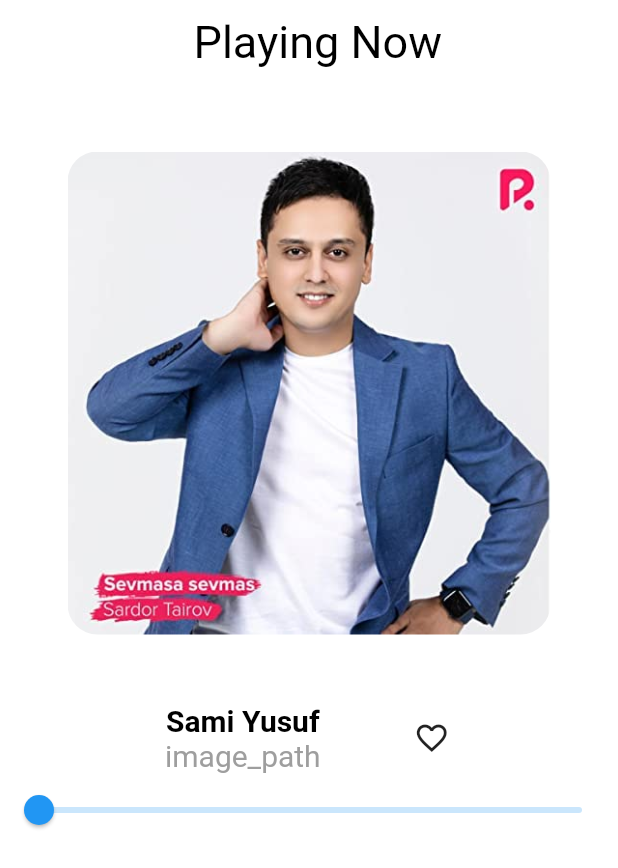
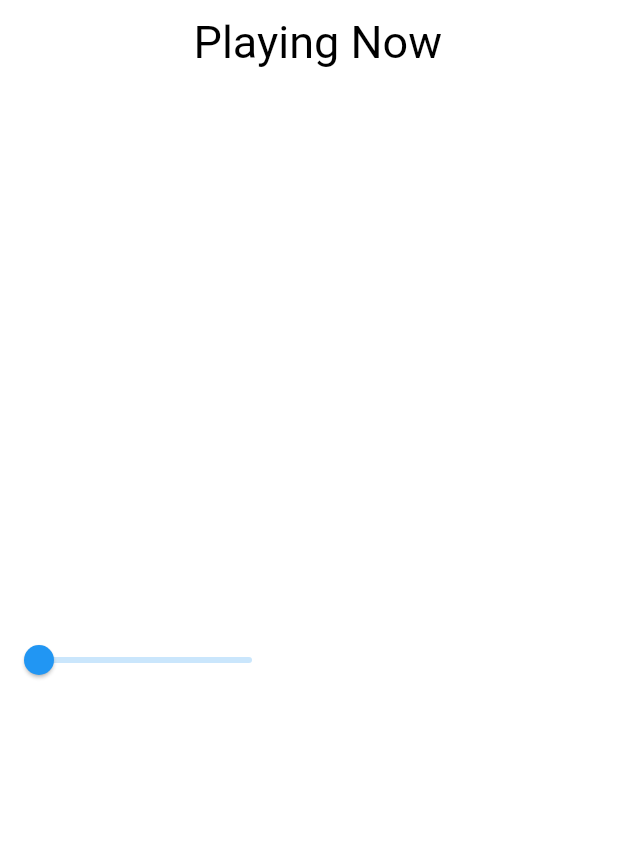
Before and after one commit to Shirinboyev/music_player, a Flutter app: the screen it shows after launch, on a phone screen of 412 x 824 dp. Shown: the top 868 px of the screen. Run offline on Flutter 3.47's test engine with Material 2 defaults, Android fonts, the phone set to English and light mode, and no system bars; drawn by our look-alikes of carousel_slider.

```diff
--- a/lib/main.dart
+++ b/lib/main.dart
@@ -1,7 +1,5 @@
 import 'package:flutter/material.dart';
-
 import './style/main_style.dart';
-
 import './screens/main_screen.dart';
 import './screens/playlist.dart';
 import './screens/playing.dart';
@@ -18,7 +16,7 @@ class MainRoute extends StatelessWidget {
       theme: theme,
       initialRoute: '/playing',
       routes: {
-        'mmm': (context) => const MainPage(),
+        '/': (context) => const MainPage(),
         '/playlist': (context) => const PlaylistPage(),
         '/playing': (context) => const PlayingPage(),
       },
--- a/lib/screens/constant.dart
+++ b/lib/screens/constant.dart
@@ -1,5 +1,6 @@
 // this is title name
 const String kTitle = 'Playing Now';
+const String my_playist = 'My Playist';
 const String recommended = '   Recommended for you';
 const String yusuf = 'Yusuf Eltoyev';
 const String rauf_faik = 'Rauf_Faik';
@@ -20,7 +21,10 @@ const String bahrom_music = 'Yomomn ekanda';
 const String bunyodbek_music = "Lo'ppi Lo'ppi";
 
 const List imageLIst = [
-  {"id": 1, "image_path": "images/sardor.png", },
+  {
+    "id": 1,
+    "image_path": "images/sardor.png",
+  },
   {"id": 2, "image_path": "images/bahrom.png"},
   {"id": 3, "image_path": "images/ozodbek.png"},
   {"id": 4, "image_path": "images/osman.png"},
--- a/lib/screens/main_screen.dart
+++ b/lib/screens/main_screen.dart
@@ -1,7 +1,6 @@
 import 'package:flutter/material.dart';
 import '/style/color.dart';
 import '/functions/main_music.dart';
-import 'constant.dart';
 import 'constant.dart';
 
 class MainPage extends StatefulWidget {
@@ -61,6 +60,16 @@ class _MainPageState extends State<MainPage> {
                   ],
                 ),
               ),
+              Row(
+                children:const [
+                   Text(
+                    my_playist,
+                    style: TextStyle(
+                      fontSize: 23,
+                    ),
+                  ),
+                ],
+              ),
               Expanded(
                 flex: 4,
                 child: ListView(
@@ -95,7 +104,7 @@ class _MainPageState extends State<MainPage> {
                       },
                     ),
                     Row(
-                      mainAxisAlignment: MainAxisAlignment.spaceAround,
+                      mainAxisAlignment: MainAxisAlignment.spaceEvenly,
                       children: [
                         Image.asset('images/sardor.png', scale: 7),
                         Column(
@@ -113,17 +122,26 @@ class _MainPageState extends State<MainPage> {
                             ),
                           ],
                         ),
-                        Icon(
-                          Icons.skip_previous_outlined,
-                          size: 35
+                        IconButton(
+                          onPressed: () {},
+                          icon: const Icon(
+                            Icons.skip_previous_outlined,
+                            size: 35,
+                          ),
                         ),
-                        Icon(
-                          Icons.pause,
-                          size: 35,
+                        IconButton(
+                          onPressed: () {},
+                          icon: const Icon(
+                            Icons.pause,
+                            size: 35,
+                          ),
                         ),
-                        Icon(
-                          Icons.skip_next_outlined,
-                          size: 35,
+                        IconButton(
+                          onPressed: () {},
+                          icon: const Icon(
+                            Icons.skip_next_outlined,
+                            size: 35,
+                          ),
                         ),
                       ],
                     ),
--- a/lib/screens/playing.dart
+++ b/lib/screens/playing.dart
@@ -36,84 +36,85 @@ class _PlayingPageState extends State<PlayingPage> {
           ),
         ),
       ),
-      body: Column(
+      body: ListView(
+        scrollDirection: Axis.horizontal,
         children: [
-          Stack(
-            children: [
-              InkWell(
-                onTap: () {},
-                child: Column(
-                  children: [
-                    CarouselSlider(
-                      items: imageLIst
-                          .map(
-                            (item) => Padding(
-                              padding: const EdgeInsets.all(45),
-                              child: ClipRRect(
-                                borderRadius: const BorderRadius.all(
-                                  Radius.circular(20),
-                                ),
-                                child: Image.asset(
-                                  item['image_path'],
-                                  fit: BoxFit.cover,
-                                  width: double.infinity,
-                                  height: 200,
-                                  scale: 4,
-                                ),
-                              ),
-                            ),
-                          )
-                          .toList(),
-                      options: CarouselOptions(
-                        scrollPhysics: const BouncingScrollPhysics(),
-                        autoPlay: false,
-                        enableInfiniteScroll: true,
-                        aspectRatio: 1,
-                        viewportFraction: 1,
-                        onPageChanged: (index, reason) {
-                          setState(
-                            () {
-                              currentIndex = index;
-                            },
-                          );
-                        },
-                      ),
-                    ),
-                    Row(
-                      children: [
-                        Padding(
-                          padding: const EdgeInsets.only(left: 110),
-                          child: Column(
-                            children: const [
-                              Text(
-                                sami,
-                                style: TextStyle(
-                                    fontSize: 20,
-                                    fontWeight: FontWeight.bold,
-                                    color: Colors.black),
-                              ),
-                              Text(
-                                'image_path',
-                                style:
-                                    TextStyle(fontSize: 20, color: Colors.grey),
-                              ),
-                            ],
-                          ),
-                        ),
-                        Padding(
-                          padding: const EdgeInsets.only(left: 50),
-                          child: IconButton(
-                            onPressed: () {},
-                            icon: Icon(Icons.favorite_outline),
-                          ),
-                        )
-                      ],
-                    ),
-                  ],
-                ),
-              ),
-            ],
-          ),
+          // Stack(
+          //   children: [
+          //     InkWell(
+          //       onTap: () {},
+          //       child: Column(
+          //         children: [
+          //           CarouselSlider(
+          //             items: imageLIst
+          //                 .map(
+          //                   (item) => Padding(
+          //                     padding: const EdgeInsets.all(45),
+          //                     child: ClipRRect(
+          //                       borderRadius: const BorderRadius.all(
+          //                         Radius.circular(20),
+          //                       ),
+          //                       child: Image.asset(
+          //                         item['image_path'],
+          //                         fit: BoxFit.cover,
+          //                         width: double.infinity,
+          //                         height: 200,
+          //                         scale: 4,
+          //                       ),
+          //                     ),
+          //                   ),
+          //                 )
+          //                 .toList(),
+          //             options: CarouselOptions(
+          //               scrollPhysics: const BouncingScrollPhysics(),
+          //               autoPlay: false,
+          //               enableInfiniteScroll: true,
+          //               aspectRatio: 1,
+          //               viewportFraction: 1,
+          //               onPageChanged: (index, reason) {
+          //                 setState(
+          //                   () {
+          //                     currentIndex = index;
+          //                   },
+          //                 );
+          //               },
+          //             ),
+          //           ),
+          //           Row(
+          //             children: [
+          //               Padding(
+          //                 padding: const EdgeInsets.only(left: 110),
+          //                 child: Column(
+          //                   children: const [
+          //                     Text(
+          //                       sami,
+          //                       style: TextStyle(
+          //                           fontSize: 20,
+          //                           fontWeight: FontWeight.bold,
+          //                           color: Colors.black),
+          //                     ),
+          //                     Text(
+          //                       'image_path',
+          //                       style:
+          //                           TextStyle(fontSize: 20, color: Colors.grey),
+          //                     ),
+          //                   ],
+          //                 ),
+          //               ),
+          //               Padding(
+          //                 padding: const EdgeInsets.only(left: 50),
+          //                 child: IconButton(
+          //                   onPressed: () {},
+          //                   icon: Icon(Icons.favorite_outline),
+          //                 ),
+          //               )
+          //             ],
+          //           ),
+          //         ],
+          //       ),
+          //     ),
+          //   ],
+          // ),
           Slider(
             value: _currentSliderValue,
             max: 100,
```
